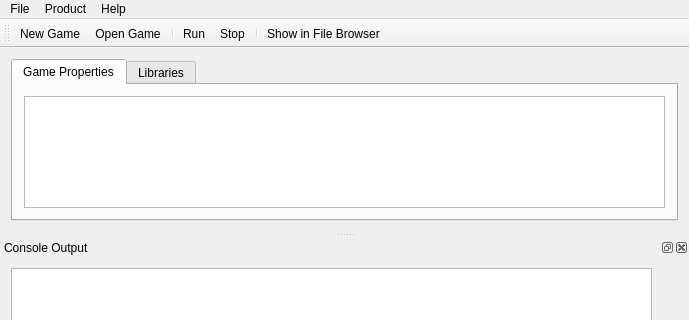
First picture: the form in src/mainwindow.ui, repository ricardoquesada/cocos2d-console-gui, before the edit; both pictures show x 0 to 689 and y 0 to 320 of the 689 by 493 pixel window.
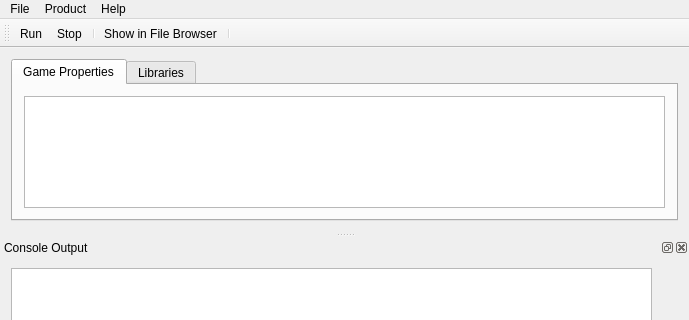
Second picture: the form after the edit. Icons and pictures are not drawn.

Patch:
```diff
--- a/src/mainwindow.ui
+++ b/src/mainwindow.ui
@@ -135,13 +135,11 @@
    <attribute name="toolBarBreak">
     <bool>false</bool>
    </attribute>
-   <addaction name="actionNew_Game"/>
-   <addaction name="actionOpen"/>
-   <addaction name="separator"/>
    <addaction name="actionRun"/>
    <addaction name="actionStop"/>
    <addaction name="separator"/>
    <addaction name="actionOpen_File_Browser"/>
+   <addaction name="separator"/>
   </widget>
   <widget class="QStatusBar" name="statusBar"/>
   <widget class="QDockWidget" name="dockWidget">
```
Left out of the diff: 9 changed lines with no effect on the pictures.
